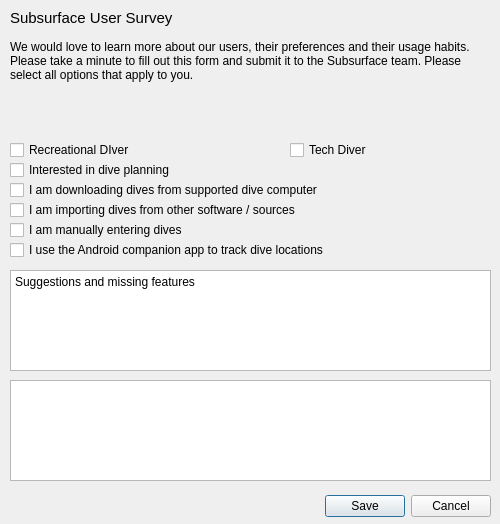
First picture: the form in qt-ui/usersurvey.ui, repository subsurface/subsurface, before the edit.
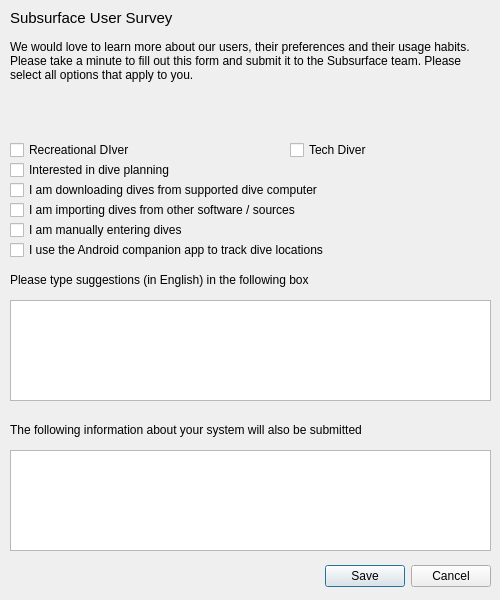
Second picture: the form after the edit.

The edit to the form file:
```diff
--- a/qt-ui/usersurvey.ui
+++ b/qt-ui/usersurvey.ui
@@ -7,7 +7,7 @@
     <x>0</x>
     <y>0</y>
     <width>500</width>
-    <height>524</height>
+    <height>600</height>
    </rect>
   </property>
   <property name="windowTitle">
@@ -17,7 +17,7 @@
    <property name="geometry">
     <rect>
      <x>40</x>
-     <y>490</y>
+     <y>560</y>
      <width>451</width>
      <height>32</height>
     </rect>
@@ -144,22 +144,15 @@
     <string>I am manually entering dives</string>
    </property>
   </widget>
-  <widget class="QTextEdit" name="suggestions">
+  <widget class="QPlainTextEdit" name="suggestions">
    <property name="geometry">
     <rect>
      <x>10</x>
-     <y>270</y>
+     <y>300</y>
      <width>481</width>
      <height>101</height>
     </rect>
    </property>
-   <property name="html">
-    <string>&lt;!DOCTYPE HTML PUBLIC &quot;-//W3C//DTD HTML 4.0//EN&quot; &quot;http://www.w3.org/TR/REC-html40/strict.dtd&quot;&gt;
-&lt;html&gt;&lt;head&gt;&lt;meta name=&quot;qrichtext&quot; content=&quot;1&quot; /&gt;&lt;style type=&quot;text/css&quot;&gt;
-p, li { white-space: pre-wrap; }
-&lt;/style&gt;&lt;/head&gt;&lt;body style=&quot; font-family:'Sans Serif'; font-size:9pt; font-weight:400; font-style:normal;&quot;&gt;
-&lt;p style=&quot; margin-top:0px; margin-bottom:0px; margin-left:0px; margin-right:0px; -qt-block-indent:0; text-indent:0px;&quot;&gt;Suggestions and missing features&lt;/p&gt;&lt;/body&gt;&lt;/html&gt;</string>
-   </property>
   </widget>
   <widget class="QCheckBox" name="companion">
    <property name="geometry">
@@ -174,21 +167,40 @@
     <string>I use the Android companion app to track dive locations</string>
    </property>
   </widget>
-  <widget class="QTextEdit" name="system">
+  <widget class="QPlainTextEdit" name="system">
    <property name="geometry">
     <rect>
      <x>10</x>
-     <y>380</y>
+     <y>450</y>
      <width>481</width>
      <height>101</height>
     </rect>
    </property>
-   <property name="html">
-    <string>&lt;!DOCTYPE HTML PUBLIC &quot;-//W3C//DTD HTML 4.0//EN&quot; &quot;http://www.w3.org/TR/REC-html40/strict.dtd&quot;&gt;
-&lt;html&gt;&lt;head&gt;&lt;meta name=&quot;qrichtext&quot; content=&quot;1&quot; /&gt;&lt;style type=&quot;text/css&quot;&gt;
-p, li { white-space: pre-wrap; }
-&lt;/style&gt;&lt;/head&gt;&lt;body style=&quot; font-family:'Sans Serif'; font-size:9pt; font-weight:400; font-style:normal;&quot;&gt;
-&lt;p style=&quot;-qt-paragraph-type:empty; margin-top:0px; margin-bottom:0px; margin-left:0px; margin-right:0px; -qt-block-indent:0; text-indent:0px;&quot;&gt;&lt;br /&gt;&lt;/p&gt;&lt;/body&gt;&lt;/html&gt;</string>
+  </widget>
+  <widget class="QLabel" name="label_3">
+   <property name="geometry">
+    <rect>
+     <x>10</x>
+     <y>270</y>
+     <width>471</width>
+     <height>20</height>
+    </rect>
+   </property>
+   <property name="text">
+    <string>Please type suggestions (in English) in the following box</string>
+   </property>
+  </widget>
+  <widget class="QLabel" name="label_4">
+   <property name="geometry">
+    <rect>
+     <x>10</x>
+     <y>420</y>
+     <width>471</width>
+     <height>20</height>
+    </rect>
+   </property>
+   <property name="text">
+    <string>The following information about your system will also be submitted</string>
    </property>
   </widget>
  </widget>
```
Left out of the diff: 4 changed lines with no effect on the pictures.
